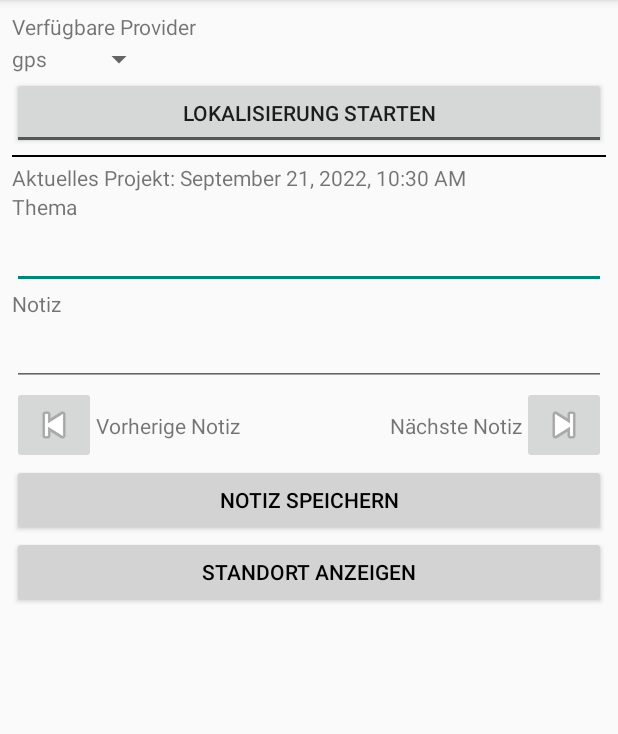
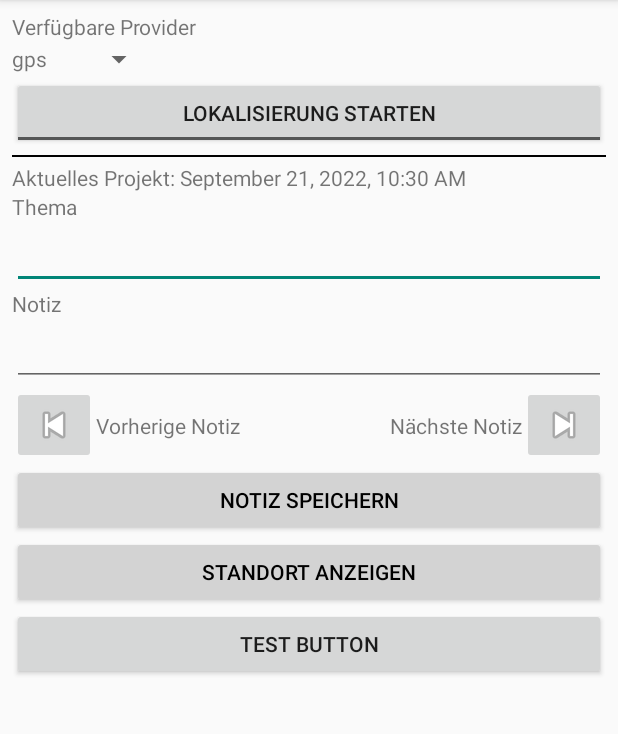
Before and after one commit to NekopiCode/GeoNote, an Android app: the screen it shows after launch (GatherActivity), on a phone screen of 412 x 824 dp, the part 84-818 px from its top. Run offline under Robolectric (Android 15) with nearby library versions, the phone set to English and light mode, and no system bars; our stand-ins replace Room's generated code; libraries missing offline, so code that uses them is left out: org.osmdroid.util.

```diff
--- a/app/src/main/java/and06/geonotes/GeoNotesDatabase.kt
+++ b/app/src/main/java/and06/geonotes/GeoNotesDatabase.kt
@@ -94,6 +94,7 @@ data class Notiz(@PrimaryKey(autoGenerate = true)
 
 
 
+
 }
 @Database(entities = [Projekt::class, Notiz::class, Location::class], version = 1)
 
--- a/app/src/main/res/layout/activity_gather.xml
+++ b/app/src/main/res/layout/activity_gather.xml
@@ -131,6 +131,14 @@
             android:onClick="onButtonStandortAnzeigenClick"
             android:text="@string/standort_anzeigen"
             android:textColor="@color/black" />
+
+        <Button
+            android:id="@+id/button_test"
+            android:layout_width="match_parent"
+            android:layout_height="wrap_content"
+            android:text="Test Button"
+            app:layout_constraintEnd_toEndOf="parent"
+            app:layout_constraintStart_toStartOf="parent" />
     </LinearLayout>
 
 
```
Also changed, not shown: app/src/main/java/and06/geonotes/GatherActivity.kt (+36 -7 lines).
